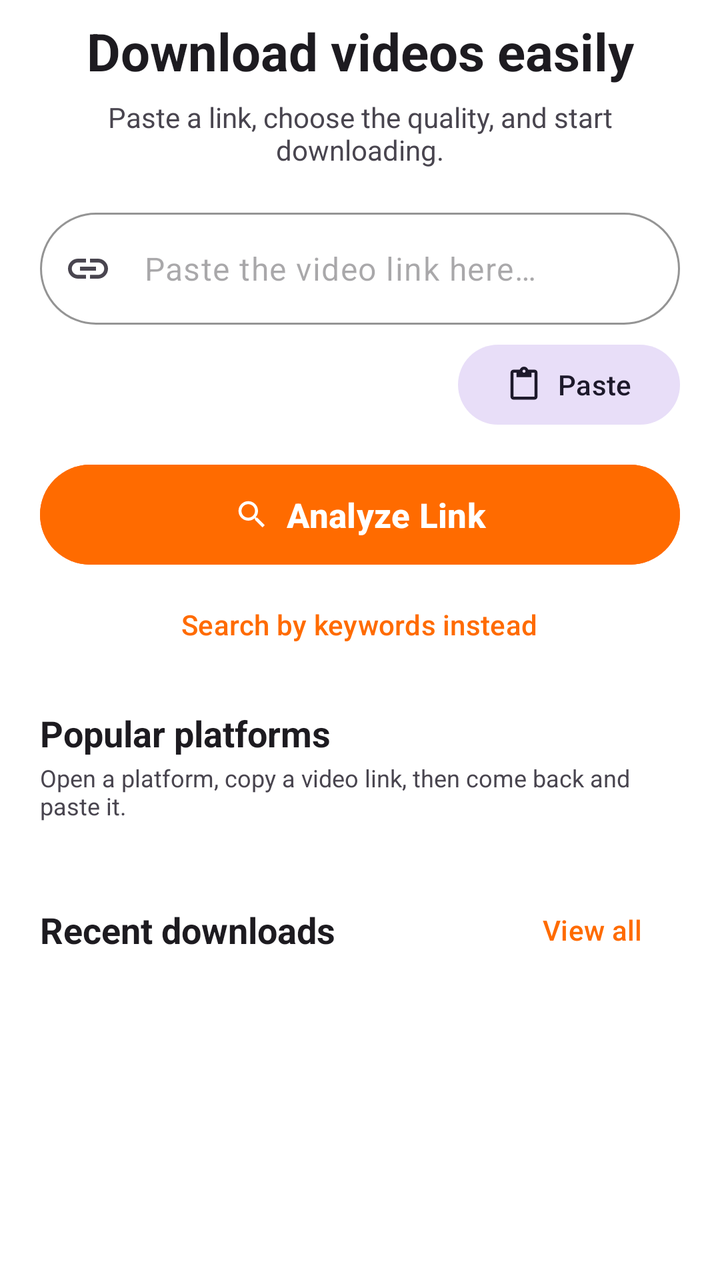
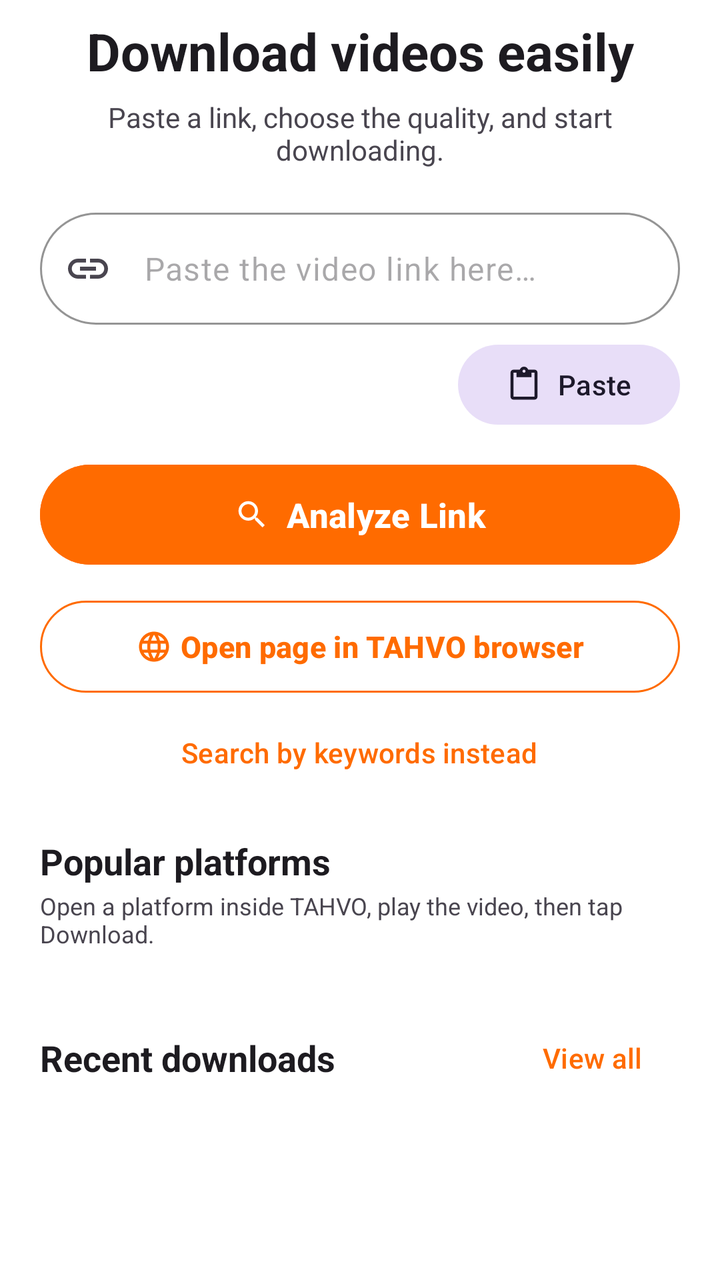

Before-and-after screenshots of an Android layout around one commit, followed by the original layout XML and the change that was made.
<!-- AndroidManifest.xml: application theme BaseTheme -->
<!-- res/layout/tahvo_home_hero.xml -->
<?xml version="1.0" encoding="utf-8"?>
<androidx.core.widget.NestedScrollView xmlns:android="http://schemas.android.com/apk/res/android"
    xmlns:app="http://schemas.android.com/apk/res-auto"
    android:id="@+id/tahvo_hero"
    android:layout_width="match_parent"
    android:layout_height="match_parent"
    android:clipToPadding="false"
    android:fillViewport="true"
    android:paddingBottom="120dp">

    <LinearLayout
        android:layout_width="match_parent"
        android:layout_height="wrap_content"
        android:orientation="vertical"
        android:paddingHorizontal="20dp"
        android:paddingTop="8dp">

        <TextView
            android:id="@+id/tahvo_headline"
            android:layout_width="match_parent"
            android:layout_height="wrap_content"
            android:gravity="center"
            android:text="@string/tahvo_home_headline"
            android:textColor="?attr/colorOnSurface"
            android:textSize="26sp"
            android:textStyle="bold" />

        <TextView
            android:layout_width="match_parent"
            android:layout_height="wrap_content"
            android:layout_marginTop="6dp"
            android:gravity="center"
            android:text="@string/tahvo_home_subtitle"
            android:textColor="?attr/colorOnSurfaceVariant"
            android:textSize="14sp" />

        <com.google.android.material.textfield.TextInputLayout
            android:id="@+id/tahvo_url_layout"
            style="@style/Widget.Material3.TextInputLayout.OutlinedBox"
            android:layout_width="match_parent"
            android:layout_height="wrap_content"
            android:layout_marginTop="22dp"
            android:hint="@string/tahvo_url_hint"
            app:boxCornerRadiusBottomEnd="28dp"
            app:boxCornerRadiusBottomStart="28dp"
            app:boxCornerRadiusTopEnd="28dp"
            app:boxCornerRadiusTopStart="28dp"
            app:boxStrokeColor="@color/tahvo_orange"
            app:endIconContentDescription="@string/tahvo_clear"
            app:endIconMode="clear_text"
            app:hintEnabled="false"
            app:startIconDrawable="@drawable/ic_link">

            <com.google.android.material.textfield.TextInputEditText
                android:id="@+id/tahvo_url_input"
                android:layout_width="match_parent"
                android:layout_height="wrap_content"
                android:hint="@string/tahvo_url_hint"
                android:imeOptions="actionGo"
                android:inputType="textUri"
                android:maxLines="2"
                android:minHeight="56dp"
                android:textDirection="firstStrong" />

        </com.google.android.material.textfield.TextInputLayout>

        <LinearLayout
            android:layout_width="match_parent"
            android:layout_height="wrap_content"
            android:layout_marginTop="6dp"
            android:gravity="end"
            android:orientation="horizontal">

            <com.google.android.material.button.MaterialButton
                android:id="@+id/tahvo_paste_btn"
                style="@style/Widget.Material3.Button.TonalButton"
                android:layout_width="wrap_content"
                android:layout_height="wrap_content"
                android:text="@string/tahvo_paste"
                app:icon="@drawable/ic_clipboard" />

        </LinearLayout>

        <com.google.android.material.button.MaterialButton
            android:id="@+id/tahvo_analyze_btn"
            android:layout_width="match_parent"
            android:layout_height="58dp"
            android:layout_marginTop="12dp"
            android:backgroundTint="@color/tahvo_orange"
            android:text="@string/tahvo_analyze_link"
            android:textColor="@color/tahvo_white"
            android:textSize="17sp"
            android:textStyle="bold"
            app:cornerRadius="29dp"
            app:icon="@drawable/ic_search"
            app:iconGravity="textStart"
            app:iconTint="@color/tahvo_white" />

        <com.google.android.material.button.MaterialButton
            android:id="@+id/tahvo_keyword_search_btn"
            style="@style/Widget.Material3.Button.TextButton"
            android:layout_width="wrap_content"
            android:layout_height="wrap_content"
            android:layout_gravity="center_horizontal"
            android:layout_marginTop="2dp"
            android:text="@string/tahvo_search_by_keywords"
            android:textColor="@color/tahvo_orange" />

        <TextView
            android:layout_width="match_parent"
            android:layout_height="wrap_content"
            android:layout_marginTop="18dp"
            android:text="@string/tahvo_platforms"
            android:textColor="?attr/colorOnSurface"
            android:textSize="18sp"
            android:textStyle="bold" />

        <TextView
            android:layout_width="match_parent"
            android:layout_height="wrap_content"
            android:layout_marginTop="2dp"
            android:text="@string/tahvo_platforms_hint"
            android:textColor="?attr/colorOnSurfaceVariant"
            android:textSize="12sp" />

        <GridLayout
            android:id="@+id/tahvo_platforms_grid"
            android:layout_width="match_parent"
            android:layout_height="wrap_content"
            android:layout_marginTop="10dp"
            android:columnCount="3"
            android:useDefaultMargins="false" />

        <LinearLayout
            android:layout_width="match_parent"
            android:layout_height="wrap_content"
            android:layout_marginTop="20dp"
            android:gravity="center_vertical"
            android:orientation="horizontal">

            <TextView
                android:layout_width="0dp"
                android:layout_height="wrap_content"
                android:layout_weight="1"
                android:text="@string/tahvo_recent_downloads"
                android:textColor="?attr/colorOnSurface"
                android:textSize="18sp"
                android:textStyle="bold" />

            <com.google.android.material.button.MaterialButton
                android:id="@+id/tahvo_view_all_btn"
                style="@style/Widget.Material3.Button.TextButton"
                android:layout_width="wrap_content"
                android:layout_height="wrap_content"
                android:text="@string/tahvo_view_all"
                android:textColor="@color/tahvo_orange" />

        </LinearLayout>

        <LinearLayout
            android:id="@+id/tahvo_recent_list"
            android:layout_width="match_parent"
            android:layout_height="wrap_content"
            android:orientation="vertical" />

        <TextView
            android:id="@+id/tahvo_recent_empty"
            android:layout_width="match_parent"
            android:layout_height="wrap_content"
            android:layout_marginTop="6dp"
            android:background="@drawable/tahvo_soft_card"
            android:gravity="center"
            android:padding="18dp"
            android:text="@string/tahvo_no_downloads_yet"
            android:textColor="?attr/colorOnSurfaceVariant"
            android:visibility="gone" />

    </LinearLayout>

</androidx.core.widget.NestedScrollView>
<!-- resources referenced by this layout -->
<resources>
  <color name="tahvo_orange">#FF6B00</color>
  <color name="tahvo_white">#FFFFFF</color>
  <!-- drawable ic_clipboard (drawable) -->
  <vector android:height="24dp"
      android:viewportHeight="24" android:viewportWidth="24"
      android:width="24dp" xmlns:android="http://schemas.android.com/apk/res/android">
      <path android:fillColor="?attr/colorAccent" android:pathData="M19,2h-4.18C14.4,0.84 13.3,0 12,0c-1.3,0 -2.4,0.84 -2.82,2L5,2c-1.1,0 -2,0.9 -2,2v16c0,1.1 0.9,2 2,2h14c1.1,0 2,-0.9 2,-2L21,4c0,-1.1 -0.9,-2 -2,-2zM12,2c0.55,0 1,0.45 1,1s-0.45,1 -1,1 -1,-0.45 -1,-1 0.45,-1 1,-1zM19,20L5,20L5,4h2v3h10L17,4h2v16z"/>
  </vector>
  <!-- drawable tahvo_soft_card (drawable) -->
  <?xml version="1.0" encoding="utf-8"?>
  <shape xmlns:android="http://schemas.android.com/apk/res/android" android:shape="rectangle">
      <solid android:color="?attr/colorSurfaceVariant" />
      <corners android:radius="18dp" />
  </shape>
  <string name="tahvo_analyze_link">Analyze Link</string>
  <string name="tahvo_clear">Clear</string>
  <string name="tahvo_home_headline">Download videos easily</string>
  <string name="tahvo_home_subtitle">Paste a link, choose the quality, and start downloading.</string>
  <string name="tahvo_no_downloads_yet">No downloads yet. Your downloaded files will appear here.</string>
  <string name="tahvo_paste">Paste</string>
  <string name="tahvo_platforms">Popular platforms</string>
  <string name="tahvo_platforms_hint">Open a platform, copy a video link, then come back and paste it.</string>
  <string name="tahvo_recent_downloads">Recent downloads</string>
  <string name="tahvo_search_by_keywords">Search by keywords instead</string>
  <string name="tahvo_url_hint">Paste the video link here…</string>
  <string name="tahvo_view_all">View all</string>
  <style name="Preference.SwitchPreferenceCompat.Material3" parent="@style/Preference.SwitchPreferenceCompat.Material">
          <item name="widgetLayout">@layout/preferece_material_switch</item>
      </style>
  <style name="snackBarStyle" parent="@style/Widget.Material3.Snackbar">
          <item name="shapeAppearance">@style/ShapeAppearance.Material3.Corner.ExtraLarge</item>
          <item name="android:paddingStart">20dp</item>
          <item name="android:paddingEnd">20dp</item>
          <item name="maxLines">2</item>
          <item name="animationMode">slide</item>
      </style>
  <style name="PreferenceTheme" parent="PreferenceThemeOverlay">
          <item name="singleLineTitle">false</item>
      </style>
  <!-- unchanged entries left out for length: 3 -->
</resources>

<!-- the commit's change to res/layout/tahvo_home_hero.xml (unified diff, before → after) -->
@@ -97,6 +97,22 @@
             app:iconTint="@color/tahvo_white" />
 
         <com.google.android.material.button.MaterialButton
+            android:id="@+id/tahvo_browser_btn"
+            style="@style/Widget.Material3.Button.OutlinedButton"
+            android:layout_width="match_parent"
+            android:layout_height="54dp"
+            android:layout_marginTop="10dp"
+            android:text="@string/tahvo_browser_open"
+            android:textColor="@color/tahvo_orange"
+            android:textSize="15sp"
+            android:textStyle="bold"
+            app:cornerRadius="27dp"
+            app:icon="@drawable/ic_tahvo_globe"
+            app:iconGravity="textStart"
+            app:iconTint="@color/tahvo_orange"
+            app:strokeColor="@color/tahvo_orange" />
+
+        <com.google.android.material.button.MaterialButton
             android:id="@+id/tahvo_keyword_search_btn"
             style="@style/Widget.Material3.Button.TextButton"
             android:layout_width="wrap_content"
<!-- resource entries referenced after the edit -->
@@ -8,6 +8,12 @@
       android:width="24dp" xmlns:android="http://schemas.android.com/apk/res/android">
       <path android:fillColor="?attr/colorAccent" android:pathData="M19,2h-4.18C14.4,0.84 13.3,0 12,0c-1.3,0 -2.4,0.84 -2.82,2L5,2c-1.1,0 -2,0.9 -2,2v16c0,1.1 0.9,2 2,2h14c1.1,0 2,-0.9 2,-2L21,4c0,-1.1 -0.9,-2 -2,-2zM12,2c0.55,0 1,0.45 1,1s-0.45,1 -1,1 -1,-0.45 -1,-1 0.45,-1 1,-1zM19,20L5,20L5,4h2v3h10L17,4h2v16z"/>
   </vector>
+  <!-- drawable ic_tahvo_globe (drawable) -->
+  <vector xmlns:android="http://schemas.android.com/apk/res/android"
+      android:width="24dp" android:height="24dp"
+      android:viewportWidth="24" android:viewportHeight="24">
+      <path android:fillColor="#FFFFFFFF" android:pathData="M11.99,2C6.47,2 2,6.48 2,12s4.47,10 9.99,10C17.52,22 22,17.52 22,12S17.52,2 11.99,2zM18.92,8h-2.95c-0.32,-1.25 -0.78,-2.45 -1.38,-3.56 1.84,0.63 3.37,1.91 4.330,3.56zM12,4.04c0.83,1.2 1.48,2.53 1.91,3.96h-3.82c0.43,-1.43 1.08,-2.76 1.910,-3.96zM4.26,14C4.1,13.36 4,12.69 4,12s0.1,-1.36 0.26,-2h3.38c-0.08,0.66 -0.14,1.32 -0.14,2 0,0.68 0.06,1.34 0.14,2L4.26,14zM5.08,16h2.95c0.32,1.25 0.78,2.45 1.38,3.56 -1.84,-0.63 -3.37,-1.9 -4.33,-3.56zM8.03,8L5.08,8c0.96,-1.66 2.49,-2.93 4.33,-3.56C8.81,5.55 8.35,6.75 8.03,8zM12,19.96c-0.83,-1.2 -1.48,-2.53 -1.91,-3.96h3.82c-0.43,1.43 -1.08,2.76 -1.91,3.96zM14.34,14L9.66,14c-0.09,-0.66 -0.16,-1.32 -0.16,-2 0,-0.68 0.07,-1.35 0.16,-2h4.68c0.09,0.65 0.16,1.32 0.16,2 0,0.68 -0.07,1.34 -0.16,2zM14.59,19.56c0.6,-1.11 1.06,-2.31 1.38,-3.56h2.95c-0.96,1.65 -2.49,2.93 -4.33,3.56zM16.36,14c0.08,-0.66 0.14,-1.32 0.14,-2 0,-0.68 -0.06,-1.34 -0.14,-2h3.38c0.16,0.64 0.26,1.31 0.26,2s-0.1,1.36 -0.26,2h-3.38z"/>
+  </vector>
   <!-- drawable tahvo_soft_card (drawable) -->
   <?xml version="1.0" encoding="utf-8"?>
   <shape xmlns:android="http://schemas.android.com/apk/res/android" android:shape="rectangle">
@@ -15,13 +21,14 @@
       <corners android:radius="18dp" />
   </shape>
   <string name="tahvo_analyze_link">Analyze Link</string>
+  <string name="tahvo_browser_open">Open page in TAHVO browser</string>
   <string name="tahvo_clear">Clear</string>
   <string name="tahvo_home_headline">Download videos easily</string>
   <string name="tahvo_home_subtitle">Paste a link, choose the quality, and start downloading.</string>
   <string name="tahvo_no_downloads_yet">No downloads yet. Your downloaded files will appear here.</string>
   <string name="tahvo_paste">Paste</string>
   <string name="tahvo_platforms">Popular platforms</string>
-  <string name="tahvo_platforms_hint">Open a platform, copy a video link, then come back and paste it.</string>
+  <string name="tahvo_platforms_hint">Open a platform inside TAHVO, play the video, then tap Download.</string>
   <string name="tahvo_recent_downloads">Recent downloads</string>
   <string name="tahvo_search_by_keywords">Search by keywords instead</string>
   <string name="tahvo_url_hint">Paste the video link here…</string>
